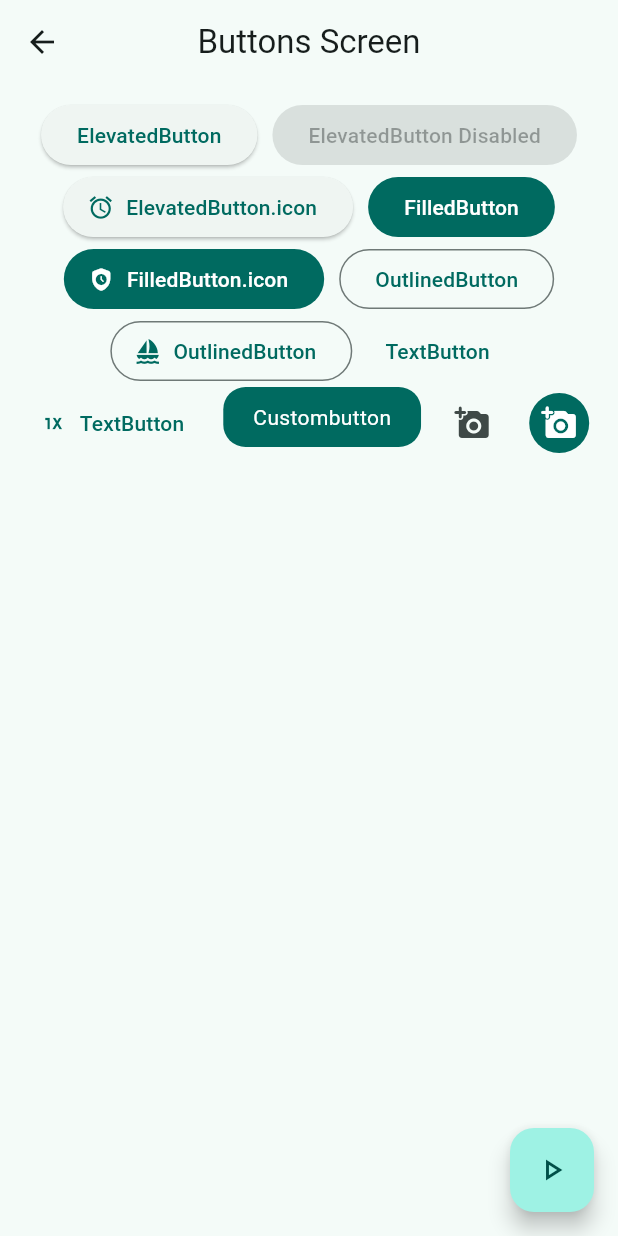
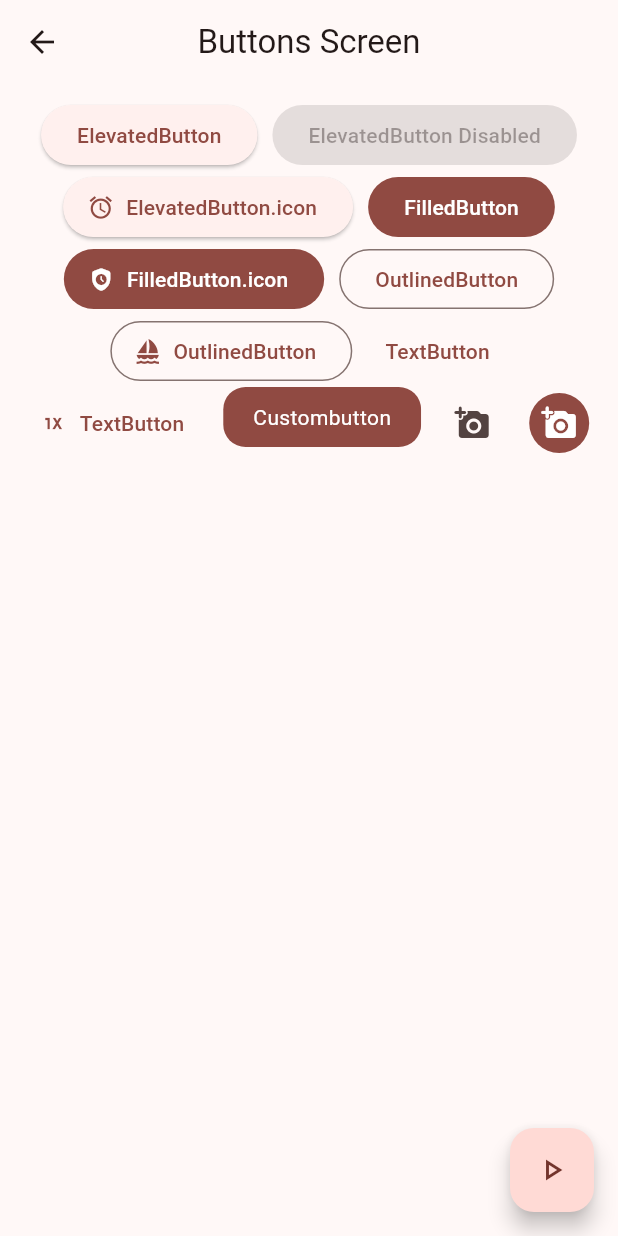
Before and after one commit to grmnfrnndz/flutter-widget, a Flutter app: the screen it shows after launch, after a tap on "Buttons", on a phone screen of 412 x 824 dp. Run offline on Flutter 3.47's test engine with Material 2 defaults, Android fonts, the phone set to English and light mode, and no system bars; our stand-ins replace animate_do, flutter_riverpod, go_router.

Commit message:
riverpod theme use

```diff
--- a/lib/config/menu/menu_items.dart
+++ b/lib/config/menu/menu_items.dart
@@ -25,4 +25,6 @@ const appMenuItems = <MenuItem> [
   MenuItem(title: 'UI Controls + Tiles', subTitle: 'Controls on Flutters', link: '/ui-controls', icon: Icons.car_rental_outlined),
   MenuItem(title: 'Introduction App', subTitle: 'Small Tutorial Learn App', link: '/tutorial', icon: Icons.access_alarm_outlined),
   MenuItem(title: 'InfiniteScroll + Pull To Refresh', subTitle: 'List infinite and pull to refresh', link: '/infinite', icon: Icons.list_alt_outlined),
+  MenuItem(title: 'Counter With Riverpod', subTitle: 'Counter with Riverpod', link: '/counter', icon: Icons.plus_one_outlined),
+  MenuItem(title: 'Change Theme With Riverpod', subTitle: 'Change theme with Riverpod', link: '/theme-change', icon: Icons.theater_comedy),
 ];
--- a/lib/config/router/app_router.dart
+++ b/lib/config/router/app_router.dart
@@ -15,5 +15,7 @@ final appRouter = GoRouter(
     GoRoute(path: '/ui-controls', name: UiControlScreen.name, builder: (context, state) => const UiControlScreen(),),
     GoRoute(path: '/tutorial', name: AppTutorialScreen.name, builder: (context, state) => const AppTutorialScreen(),),
     GoRoute(path: '/infinite', name: InfiniteScrollScreen.name, builder: (context, state) => const InfiniteScrollScreen(),),
+    GoRoute(path: '/counter', name: CounterScreen.name, builder: (context, state) => const CounterScreen(),),
+    GoRoute(path: '/theme-change', name: ThemeChangerScreen.name, builder: (context, state) => const ThemeChangerScreen(),),
   ],
 );
--- a/lib/config/theme/app_theme.dart
+++ b/lib/config/theme/app_theme.dart
@@ -1,6 +1,6 @@
 import 'package:flutter/material.dart';
 
-const _colorList = <Color>[
+const colorList = <Color>[
   Colors.red,
   Colors.blue,
   Colors.teal,
@@ -18,17 +18,20 @@ const _colorList = <Color>[
 
 class AppTheme {
   final int selectedColor;
+  final bool isDarkMode;
 
-  AppTheme({this.selectedColor = 0})
+  AppTheme({this.selectedColor = 0,
+    this.isDarkMode = false
+  })
       : assert(
             selectedColor >= 0, 'Selected color must greater or equals than 0'),
-        assert(selectedColor <= _colorList.length,
-            'Selected color must less or equals than ${_colorList.length - 1}');
+        assert(selectedColor <= colorList.length,
+            'Selected color must less or equals than ${colorList.length - 1}');
 
   ThemeData getTheme() => ThemeData(
         useMaterial3: true,
-        brightness: Brightness.light,
-        colorSchemeSeed: _colorList[selectedColor],
+        brightness: isDarkMode ? Brightness.dark : Brightness.light,
+        colorSchemeSeed: colorList[selectedColor],
         appBarTheme: const AppBarTheme(centerTitle: true),
       );
 }
--- a/lib/main.dart
+++ b/lib/main.dart
@@ -1,21 +1,30 @@
 import 'package:flutter/material.dart';
+import 'package:flutter_riverpod/flutter_riverpod.dart';
 
 import 'config/router/app_router.dart';
 import 'config/theme/app_theme.dart';
+import 'presentation/providers/theme_provider.dart';
 
 void main() {
-  runApp(const MainApp());
+  runApp(
+
+    const ProviderScope(child: MainApp())
+    );
 }
 
-class MainApp extends StatelessWidget {
+class MainApp extends ConsumerWidget {
   const MainApp({super.key});
 
   @override
-  Widget build(BuildContext context) {
+  Widget build(BuildContext context, WidgetRef ref) {
+
+    final int selectedColor = ref.watch(selectedColorProvider);
+    final isDarkMode = ref.watch(isDarkModeProvider);
+
     return MaterialApp.router(
       routerConfig: appRouter,
       debugShowCheckedModeBanner: false,
-      theme: AppTheme(selectedColor: 2).getTheme(),
+      theme: AppTheme(selectedColor: selectedColor, isDarkMode: isDarkMode).getTheme(),
 
     );
   }
--- /dev/null
+++ b/lib/presentation/providers/counter_provider.dart
@@ -0,0 +1,3 @@
+import 'package:flutter_riverpod/flutter_riverpod.dart';
+
+final counterProvider = StateProvider((ref) => 1);
--- /dev/null
+++ b/lib/presentation/providers/theme_provider.dart
@@ -0,0 +1,11 @@
+import 'package:flutter_riverpod/flutter_riverpod.dart';
+
+import '../../config/theme/app_theme.dart';
+
+// state colorsscheme theme global
+final colorListProvider = StateProvider((ref) => colorList);
+
+// isDarkMode
+final isDarkModeProvider = StateProvider((ref) => false);
+
+final selectedColorProvider = StateProvider((ref) => 0);
--- a/lib/presentation/screens/infinite_scroll/infinite_scroll_screen.dart
+++ b/lib/presentation/screens/infinite_scroll/infinite_scroll_screen.dart
@@ -115,8 +115,8 @@ class _InfiniteScrollScreenState extends State<InfiniteScrollScreen> {
         onPressed: () => context.pop(),
         child: isLoading ?  SpinPerfect(
             infinite: true,
-            child: Icon(Icons.no_backpack)
-          ) : FadeIn(child: Icon(Icons.no_backpack))
+            child: const Icon(Icons.no_backpack)
+          ) : FadeIn(child: const Icon(Icons.no_backpack))
       ),
     );
   }
--- a/lib/presentation/screens/screens.dart
+++ b/lib/presentation/screens/screens.dart
@@ -2,8 +2,10 @@ export 'package:widgets_app/presentation/screens/animated/animated_screen.dart';
 export 'package:widgets_app/presentation/screens/app_tutorial/app_tutorial_screen.dart';
 export 'package:widgets_app/presentation/screens/buttons/buttons_screen.dart';
 export 'package:widgets_app/presentation/screens/card/cards_screen.dart';
+export 'package:widgets_app/presentation/screens/counter/counter_screen.dart';
 export 'package:widgets_app/presentation/screens/home/home_screen.dart';
 export 'package:widgets_app/presentation/screens/infinite_scroll/infinite_scroll_screen.dart';
 export 'package:widgets_app/presentation/screens/progress/progress_screen.dart';
 export 'package:widgets_app/presentation/screens/snackbar/snackbar_screen.dart';
 export 'package:widgets_app/presentation/screens/ui_controls/ui_controls_screen.dart';
+export 'package:widgets_app/presentation/theme_changer/theme_changer_screen.dart';
--- a/pubspec.yaml
+++ b/pubspec.yaml
@@ -10,6 +10,7 @@ dependencies:
   animate_do: ^3.0.2
   flutter:
     sdk: flutter
+  flutter_riverpod: ^2.3.6
   go_router: ^10.0.0
 
 dev_dependencies:
```
Also changed, not shown: lib/presentation/screens/counter/counter_screen.dart (added, +49 -0 lines), lib/presentation/theme_changer/theme_changer_screen.dart (added, +62 -0 lines), pubspec.lock.
